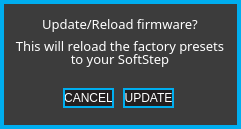
First picture: the form in standalone/advanced/forms/updatefwformWin.ui, repository Muse-Kinetics/softstep_editor, before the edit.
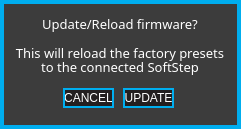
Second picture: the form after the edit.

Commit message: Added: Warning text to the firmware out of date forms for the dumb-dumbs. Changed: Reworded the firmware update form text. Changed: Added editor version number to the aboutformWin.ui

Patch:
```diff
--- a/standalone/advanced/forms/updatefwformWin.ui
+++ b/standalone/advanced/forms/updatefwformWin.ui
@@ -203,7 +203,7 @@
      <property name="geometry">
       <rect>
        <x>0</x>
-       <y>27</y>
+       <y>34</y>
        <width>224</width>
        <height>21</height>
       </rect>
@@ -234,7 +234,7 @@
      <property name="geometry">
       <rect>
        <x>0</x>
-       <y>40</y>
+       <y>48</y>
        <width>224</width>
        <height>21</height>
       </rect>
@@ -255,7 +255,7 @@
       <string notr="true"/>
      </property>
      <property name="text">
-      <string>to your SoftStep</string>
+      <string>to the connected SoftStep</string>
      </property>
      <property name="alignment">
       <set>Qt::AlignCenter</set>
```
The commit also changes 5 other files.
